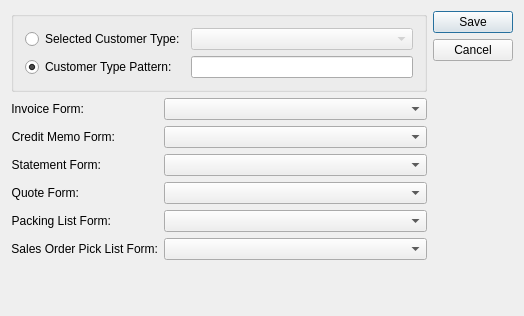
This is guiclient/customerFormAssignment.ui in discountscott/qt-client as Qt 5 draws it before an edit. The edited form follows.
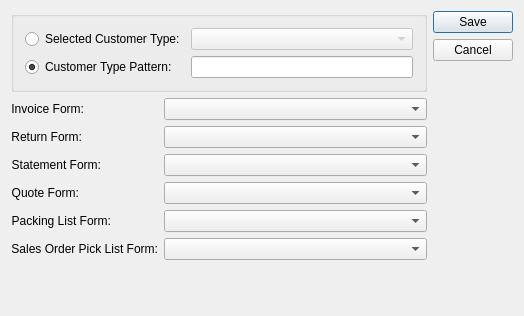
This is the edited form. Custom widgets are drawn as their Qt base class.

The edit to the form file:
```diff
--- a/guiclient/customerFormAssignment.ui
+++ b/guiclient/customerFormAssignment.ui
@@ -116,7 +116,7 @@
        <item row="2" column="0">
         <widget class="QLabel" name="_creditMemoLit">
          <property name="text">
-          <string>Credit Memo Form:</string>
+          <string>Return Form:</string>
          </property>
          <property name="alignment">
           <set>Qt::AlignRight|Qt::AlignTrailing|Qt::AlignVCenter</set>
```
